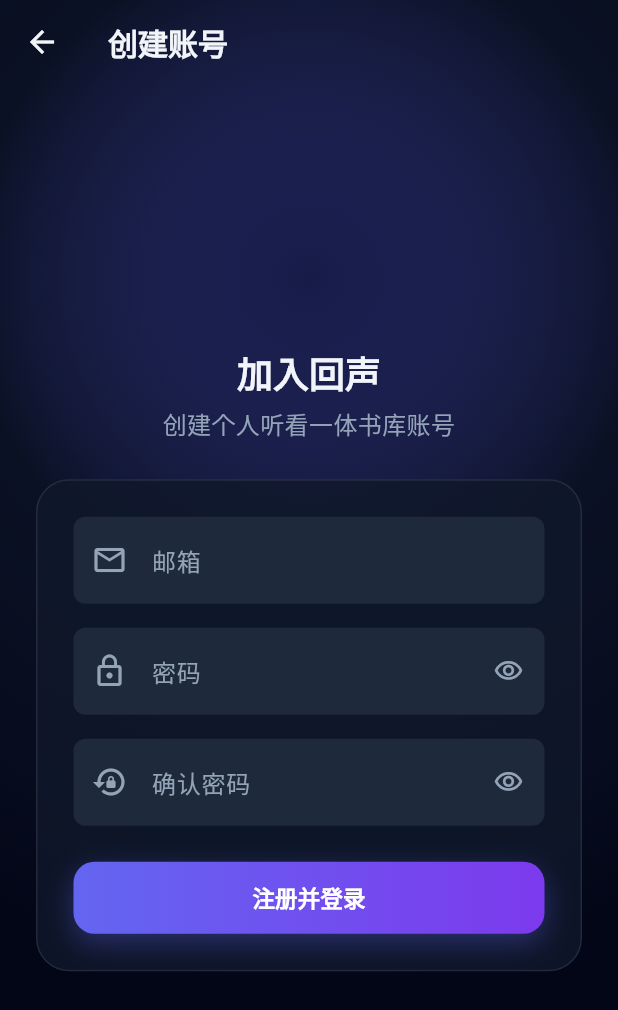
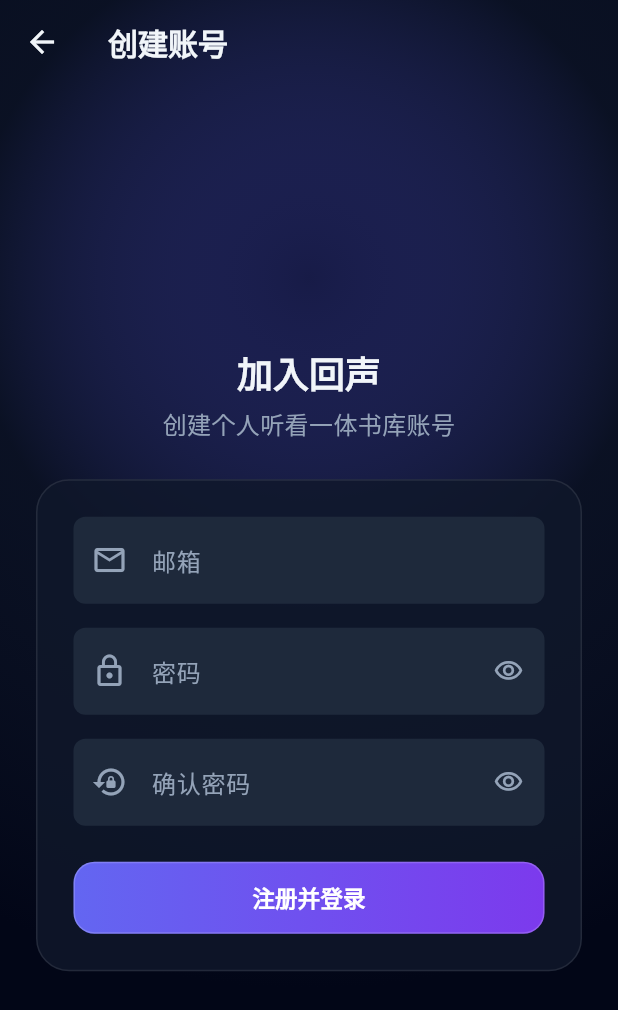
Before and after one commit to imlinhanchao/echo-app, a Flutter app: the screen it shows after launch, after a tap on "登录", after a tap on "还没有账号？创建账号", on a phone screen of 412 x 824 dp. Shown: the top 1010 px of the screen. Run offline on Flutter 3.47's test engine with Material 3 defaults, Android fonts, the phone set to English and light mode, and no system bars; our stand-ins replace audio_service, dio, flutter_riverpod, flutter_secure_storage, just_audio, permission_handler and 1 more; missing offline and left inert: audio_session; network calls fail; statements that could not run were skipped.

Commit message:
fix(ui): 去掉主按钮外溢阴影改为1px高光描边，并将详情页主按钮移至右侧 (v0.3.9)

```diff
--- a/lib/design/echo_buttons.dart
+++ b/lib/design/echo_buttons.dart
@@ -40,15 +40,9 @@ class EchoPrimaryButton extends StatelessWidget {
                 ]
               : <Color>[tokens.primary, const Color(0xFF7C3AED)],
         ),
-        boxShadow: disabled
-            ? null
-            : <BoxShadow>[
-                BoxShadow(
-                  color: tokens.primary.withValues(alpha: 0.34),
-                  blurRadius: 16,
-                  offset: const Offset(0, 6),
-                ),
-              ],
+        border: Border.all(
+          color: Colors.white.withValues(alpha: disabled ? 0.08 : 0.18),
+        ),
       ),
       child: Material(
         color: Colors.transparent,
--- a/lib/features/auth/login_page.dart
+++ b/lib/features/auth/login_page.dart
@@ -3,6 +3,7 @@ import 'package:flutter_riverpod/flutter_riverpod.dart';
 
 import '../../core/settings/server_address_store.dart';
 import '../../design/echo_ambient.dart';
+import '../../design/echo_buttons.dart';
 import '../../design/echo_metrics.dart';
 import '../../design/echo_tokens.dart';
 import '../settings/server_address_page.dart';
@@ -305,65 +306,12 @@ class _LoginPageState extends ConsumerState<LoginPage> {
                               ),
                             ],
                             const SizedBox(height: EchoMetrics.space3),
-                            // 靛蓝紫渐变主登录按钮
-                            DecoratedBox(
-                              decoration: BoxDecoration(
-                                borderRadius: BorderRadius.circular(
-                                  EchoMetrics.radiusControl,
-                                ),
-                                gradient: LinearGradient(
-                                  colors: _busy
-                                      ? [
-                                          tokens.primary.withValues(alpha: 0.5),
-                                          const Color(0xFF8B5CF6)
-                                              .withValues(alpha: 0.5),
-                                        ]
-                                      : [
-                                          tokens.primary,
-                                          const Color(0xFF7C3AED),
-                                        ],
-                                ),
-                                boxShadow: _busy
-                                    ? null
-                                    : [
-                                        BoxShadow(
-                                          color: tokens.primary
-                                              .withValues(alpha: 0.36),
-                                          blurRadius: 18,
-                                          offset: const Offset(0, 6),
-                                        ),
-                                      ],
-                              ),
-                              child: FilledButton(
-                                key: const Key('login_submit'),
-                                onPressed: _busy ? null : _submit,
-                                style: FilledButton.styleFrom(
-                                  backgroundColor: Colors.transparent,
-                                  shadowColor: Colors.transparent,
-                                  minimumSize: const Size.fromHeight(48),
-                                  shape: RoundedRectangleBorder(
-                                    borderRadius: BorderRadius.circular(
-                                      EchoMetrics.radiusControl,
-                                    ),
-                                  ),
-                                ),
-                                child: _busy
-                                    ? const SizedBox(
-                                        height: 20,
-                                        width: 20,
-                                        child: CircularProgressIndicator(
-                                          strokeWidth: 2,
-                                          color: Colors.white,
-                                        ),
-                                      )
-                                    : const Text(
-                                        '登录',
-                                        style: TextStyle(
-                                          fontWeight: FontWeight.w600,
-                                          fontSize: 15,
-                                        ),
-                                      ),
-                              ),
+                            // 靛蓝紫渐变主登录按钮（与全站 EchoPrimaryButton 一致）
+                            EchoPrimaryButton(
+                              key: const Key('login_submit'),
+                              label: '登录',
+                              busy: _busy,
+                              onPressed: _busy ? null : _submit,
                             ),
                             const SizedBox(height: EchoMetrics.space1),
                             TextButton(
--- a/lib/features/library/book_detail_page.dart
+++ b/lib/features/library/book_detail_page.dart
@@ -349,6 +349,29 @@ class _BookDetailPageState extends ConsumerState<BookDetailPage> {
                 ),
                 child: Row(
                   children: [
+                    if (readyAudio.isNotEmpty && isEpub) ...[
+                      EchoSquareIconButton(
+                        key: const Key('detail_read'),
+                        tooltip: '阅读原文',
+                        onPressed: () => _openReader(),
+                        icon: Icons.menu_book_outlined,
+                      ),
+                      const SizedBox(width: EchoMetrics.space1),
+                    ],
+                    if (isEpub) ...[
+                      EchoSecondaryButton(
+                        key: const Key('detail_convert'),
+                        onPressed: () => showModalBottomSheet<void>(
+                          context: context,
+                          isScrollControlled: true,
+                          useSafeArea: true,
+                          builder: (_) => ConvertSheet(book: book),
+                        ),
+                        icon: Icons.graphic_eq,
+                        label: readyAudio.isEmpty ? '转有声书' : '再转一版',
+                      ),
+                      const SizedBox(width: EchoMetrics.space1),
+                    ],
                     if (readyAudio.isNotEmpty)
                       Expanded(
                         child: EchoPrimaryButton(
@@ -368,29 +391,6 @@ class _BookDetailPageState extends ConsumerState<BookDetailPage> {
                           onPressed: () => _openReader(),
                         ),
                       ),
-                    if (readyAudio.isNotEmpty && isEpub) ...[
-                      const SizedBox(width: EchoMetrics.space1),
-                      EchoSquareIconButton(
-                        key: const Key('detail_read'),
-                        tooltip: '阅读原文',
-                        onPressed: () => _openReader(),
-                        icon: Icons.menu_book_outlined,
-                      ),
-                    ],
-                    if (isEpub) ...[
-                      const SizedBox(width: EchoMetrics.space1),
-                      EchoSecondaryButton(
-                        key: const Key('detail_convert'),
-                        onPressed: () => showModalBottomSheet<void>(
-                          context: context,
-                          isScrollControlled: true,
-                          useSafeArea: true,
-                          builder: (_) => ConvertSheet(book: book),
-                        ),
-                        icon: Icons.graphic_eq,
-                        label: readyAudio.isEmpty ? '转有声书' : '再转一版',
-                      ),
-                    ],
                   ],
                 ),
               ),
--- a/lib/features/profile/profile_page.dart
+++ b/lib/features/profile/profile_page.dart
@@ -230,7 +230,7 @@ class ProfilePage extends ConsumerWidget {
                 key: const Key('profile_about'),
                 leading: Icon(Icons.info_outline, color: tokens.textPrimary),
                 title: const Text('关于'),
-                subtitle: const Text('回声 v0.3.8'),
+                subtitle: const Text('回声 v0.3.9'),
               ),
             ],
           ),
--- a/pubspec.yaml
+++ b/pubspec.yaml
@@ -1,7 +1,7 @@
 name: echo
 description: "Echo · 回声 — 跨平台听看一体书客户端（Flutter）"
 publish_to: 'none'
-version: 0.3.8+11
+version: 0.3.9+12
 
 environment:
   sdk: ^3.10.8
```
